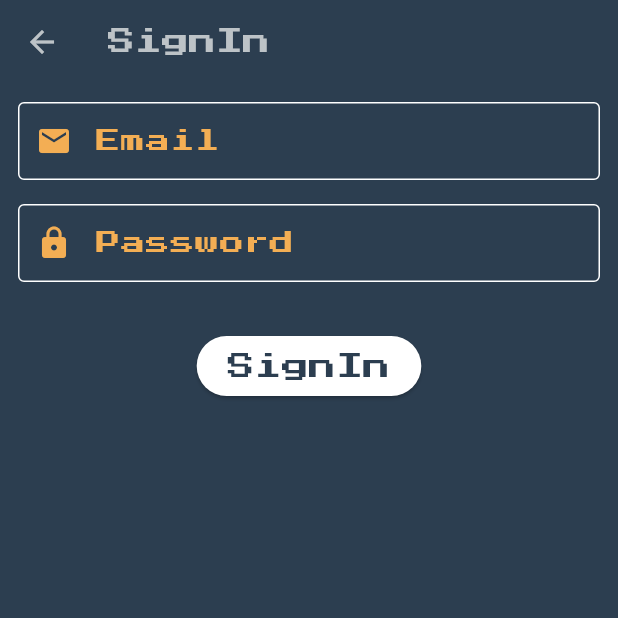
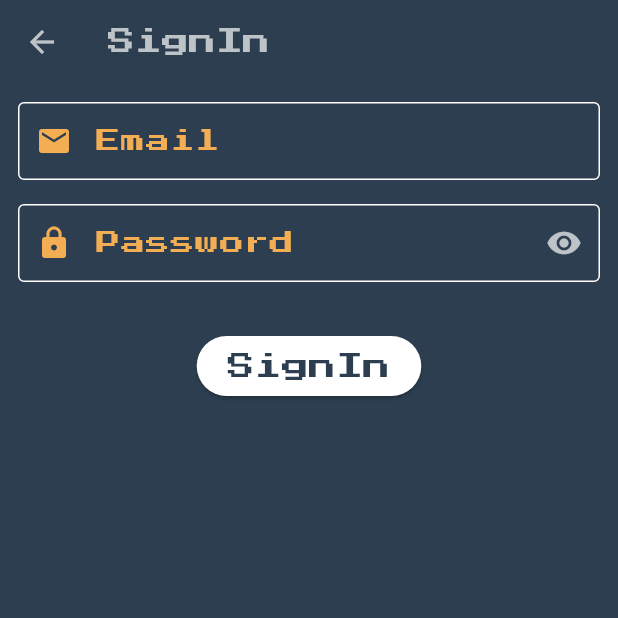
Before and after one commit to FaaiqKhan/muscles_builder, a Flutter app: the screen it shows after launch, after a tap on "SignIn", on a phone screen of 412 x 824 dp, the top half of it. Run offline on Flutter 3.47's test engine with Material 3 defaults, Android fonts, the phone set to English and light mode, and no system bars; our stand-ins replace bloc, equatable, firebase_auth, firebase_core, flutter_bloc, google_mobile_ads and 2 more; missing offline and left inert: flame, flame_audio; accounts and stored records are empty; network calls fail.

Commit message:
remaining files

```diff
--- a/lib/cubits/sign_in/sign_in_cubit.dart
+++ b/lib/cubits/sign_in/sign_in_cubit.dart
@@ -1,10 +1,14 @@
 import 'package:bloc/bloc.dart';
+import 'package:domain/domain.dart';
 import 'package:flutter/material.dart';
 
 part 'sign_in_state.dart';
 
 class SignInCubit extends Cubit<SignInState> {
-  SignInCubit() : super(const SignInStateUpdate());
+  final UserAuthenticationUseCase _userAuthenticationUseCase;
+
+  SignInCubit(this._userAuthenticationUseCase)
+      : super(const SignInStateUpdate());
 
   void initForm({
     String email = '',
@@ -55,4 +59,11 @@ class SignInCubit extends Cubit<SignInState> {
       const SignInStateUpdate(),
     );
   }
+
+  void signIn() {
+    _userAuthenticationUseCase.signInUser(
+      email: state.email,
+      password: state.password,
+    );
+  }
 }
--- a/lib/screens/sign_in_screen.dart
+++ b/lib/screens/sign_in_screen.dart
@@ -1,3 +1,5 @@
+import 'package:data/data.dart';
+import 'package:domain/domain.dart';
 import 'package:flutter/material.dart';
 import 'package:flutter_bloc/flutter_bloc.dart';
 import 'package:muscles_builder/constants/spacings.dart';
@@ -7,12 +9,19 @@ import 'package:muscles_builder/validator.dart';
 class SignInScreen extends StatelessWidget with Validator {
   SignInScreen({super.key});
 
+  final SignInCubit _signInCubit = SignInCubit(
+    UserAuthenticationUseCaseImpl(
+      UserAuthenticationRepositoryImpl(),
+    ),
+  );
+
   final _formKey = GlobalKey<FormState>();
-  final SignInCubit _signInCubit = SignInCubit();
 
   @override
   Widget build(BuildContext context) {
-    return Scaffold(
+    return GestureDetector(
+      onTap: FocusScope.of(context).unfocus,
+      child: Scaffold(
         appBar: AppBar(
           backgroundColor: Colors.transparent,
           title: Text(
@@ -47,7 +56,7 @@ class SignInScreen extends StatelessWidget with Validator {
                               color: Theme.of(context).colorScheme.onPrimary,
                             ),
                         decoration: InputDecoration(
-                        labelText: 'Email',
+                          labelText: "Email",
                           prefixIcon: Icon(
                             Icons.email,
                             color: Theme.of(context).colorScheme.onPrimaryFixed,
@@ -85,11 +94,20 @@ class SignInScreen extends StatelessWidget with Validator {
                                   color: Theme.of(context).colorScheme.onPrimary,
                                 ),
                             decoration: InputDecoration(
-                            labelText: 'Password',
+                              labelText: "Password",
                               prefixIcon: Icon(
                                 Icons.lock,
                                 color:
                                     Theme.of(context).colorScheme.onPrimaryFixed,
+                              ),
+                              suffixIcon: IconButton(
+                                onPressed: _signInCubit.toggleObscureText,
+                                icon: Icon(
+                                  _signInCubit.state.obscureText
+                                      ? Icons.visibility
+                                      : Icons.visibility_off,
+                                  color: Theme.of(context).colorScheme.onPrimary,
+                                ),
                               ),
                               border: const OutlineInputBorder(),
                               labelStyle: TextStyle(
@@ -113,13 +131,14 @@ class SignInScreen extends StatelessWidget with Validator {
                       ElevatedButton(
                         onPressed: () {
                           if (_formKey.currentState!.validate()) {
+                            _signInCubit.signIn();
                             return;
                           }
                           _signInCubit.updateAutoValidationMode(
                             AutovalidateMode.always,
                           );
                         },
-                      child: const Text('SignIn'),
+                        child: const Text("SignIn"),
                       )
                     ],
                   ),
@@ -128,6 +147,7 @@ class SignInScreen extends StatelessWidget with Validator {
             ),
           ),
         ),
+      ),
     );
   }
 }
--- a/pubspec.yaml
+++ b/pubspec.yaml
@@ -20,7 +20,11 @@ dependencies:
   package_info_plus: ^8.1.1
   google_mobile_ads: ^5.2.0
   firebase_core: ^3.9.0
-  firebase_auth: ^5.3.4
+
+  domain:
+    path: packages/domain
+  data:
+    path: packages/data
 
 dev_dependencies:
   flutter_test:
```
Also changed, not shown: lib/cubits/sign_up/sign_up_cubit.dart (+13 -1 lines), lib/screens/sign_up_screen.dart (+92 -56 lines), pubspec.lock. Lines whose indentation alone changed are shown as unchanged.
